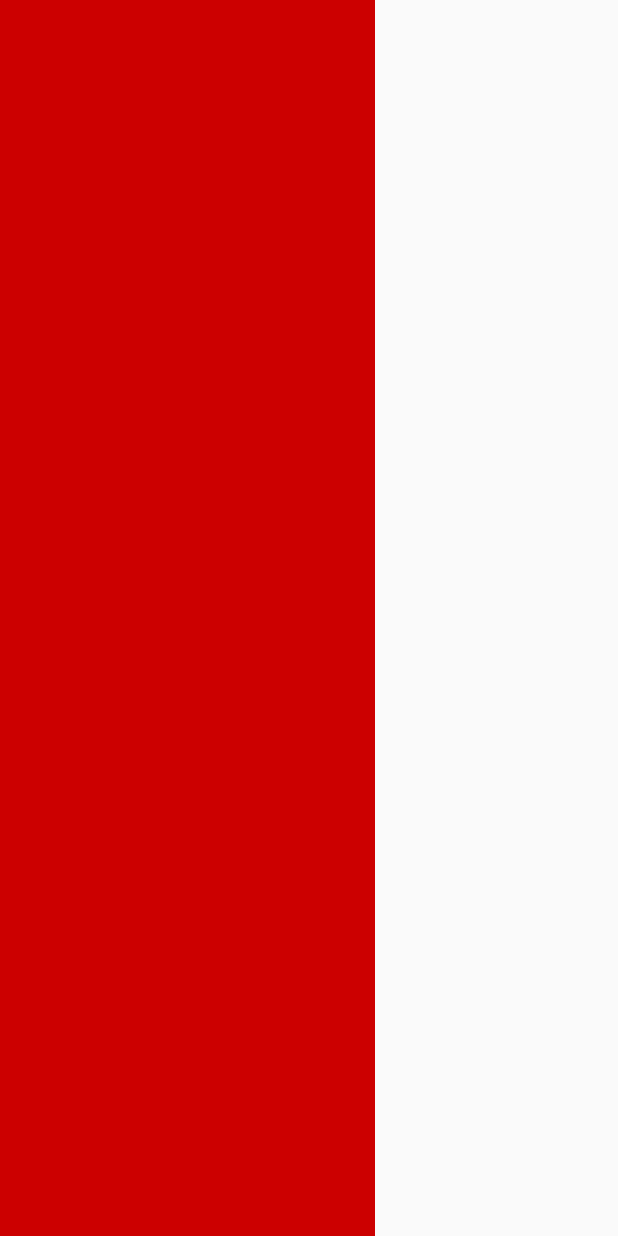
After one commit to shafiblogs/DailyExpense, an Android app: the layout custom_slidemenu.xml on its own in the app's theme, with its tools: preview values and no code run, on a phone screen of 412 x 824 dp. The commit adds this screen. Run offline under Robolectric (Android 15) with nearby library versions, the phone set to English and light mode, and no system bars.

Commit message:
start up things added

```diff
--- /dev/null
+++ b/app/src/main/java/com/de/controller/OnFragmentResult.java
@@ -0,0 +1,5 @@
+package com.de.controller;
+
+public interface OnFragmentResult {
+	public void onFragmentResult(String item);
+}
--- /dev/null
+++ b/app/src/main/res/layout/custom_slidemenu.xml
@@ -0,0 +1,19 @@
+<?xml version="1.0" encoding="utf-8"?>
+<LinearLayout xmlns:android="http://schemas.android.com/apk/res/android"
+    android:layout_width="match_parent"
+    android:layout_height="match_parent">
+
+    android:orientation="horizontal" >
+
+    <LinearLayout
+        android:id="@+id/cont_custom_slide_menu"
+        android:layout_width="@dimen/slide_menu_width"
+        android:layout_height="match_parent"
+        android:background="@android:color/holo_red_dark"
+        android:orientation="vertical"></LinearLayout>
+
+    <FrameLayout
+        android:id="@+id/overlay"
+        android:layout_width="match_parent"
+        android:layout_height="match_parent"></FrameLayout>
+</LinearLayout>
--- a/app/src/main/res/values/dimens.xml
+++ b/app/src/main/res/values/dimens.xml
@@ -2,4 +2,6 @@
     <!-- Default screen margins, per the Android Design guidelines. -->
     <dimen name="activity_horizontal_margin">16dp</dimen>
     <dimen name="activity_vertical_margin">16dp</dimen>
+    <!-- Screen Sizes -->
+    <dimen name="slide_menu_width">250dp</dimen>
 </resources>
--- a/app/src/main/res/values/strings.xml
+++ b/app/src/main/res/values/strings.xml
@@ -3,5 +3,7 @@
     <!-- common strings-->
     <string name="hello_world">Hello world!</string>
     <string name="action_settings">Settings</string>
+    <string name="drawer_open">Open navigation drawer</string>
+    <string name="drawer_close">Close navigation drawer</string>
     <string name="network_err">An error occurred when connecting to internet. Please try again later.</string>
 </resources>
--- a/app/src/main/res/values/styles.xml
+++ b/app/src/main/res/values/styles.xml
@@ -1,8 +1,33 @@
 <resources>
 
     <!-- Base application theme. -->
-    <style name="AppTheme" parent="Theme.AppCompat.Light.DarkActionBar">
+    <style name="AppTheme" parent="CustomActionBarTheme">
         <!-- Customize your theme here. -->
     </style>
 
+    <style name="CustomActionBarTheme" parent="Theme.AppCompat.Light.DarkActionBar">
+        <item name="android:actionBarStyle">@style/MyActionBar</item>
+        <item name="android:actionBarTabTextStyle">@style/TabTextStyle</item>
+        <item name="android:actionMenuTextColor">@android:color/white</item>
+        <item name="android:icon">@drawable/menu_slider</item>
+    </style>
+    <!-- general styles for the action bar -->
+    <style name="MyActionBar" parent="@style/Widget.AppCompat.ActionBar">
+        <item name="android:titleTextStyle">@style/TitleTextStyle</item>
+        <item name="android:background">@android:color/background_dark</item>
+        <item name="android:backgroundStacked">@android:color/background_dark</item>
+        <item name="android:backgroundSplit">@android:color/background_dark</item>
+
+
+    </style>
+
+    <!-- action bar title text -->
+    <style name="TitleTextStyle" parent="@style/TextAppearance.AppCompat.Widget.ActionBar.Title">
+        <item name="android:textColor">@android:color/white</item>
+    </style>
+
+    <!-- action bar tab text -->
+    <style name="TabTextStyle" parent="@style/Widget.AppCompat.ActionBar.TabText">
+        <item name="android:textColor">@android:color/white</item>
+    </style>
 </resources>
```
Also changed, not shown: app/src/main/java/com/de/activity/HomeActivity.java (+59 -8 lines), app/src/main/java/com/de/views/SlideMenuInterface.java (added, +7 -0 lines), app/src/main/res/layout/activity_home.xml (+25 -9 lines), app/src/main/res/drawable-hdpi/menu_slider.png (added), app/src/main/res/drawable-mdpi/menu_slider.png (added), app/src/main/res/drawable-xhdpi/menu_slider.png (added), app/src/main/res/drawable-xxhdpi/menu_slider.png (added), 1 other file.
